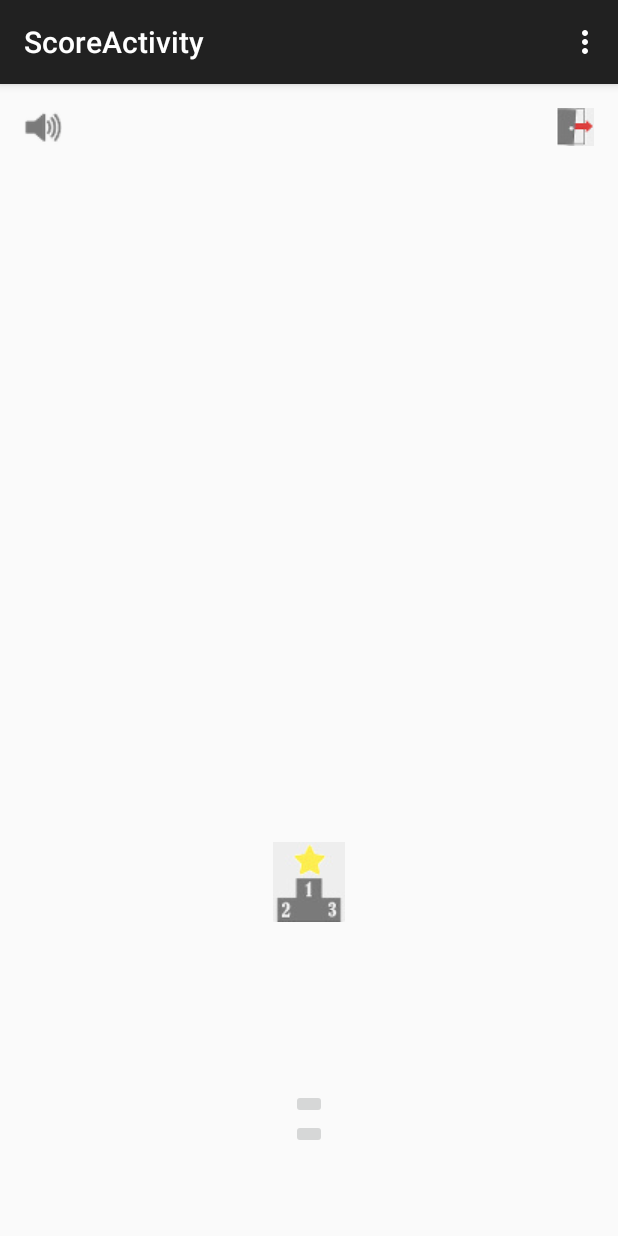
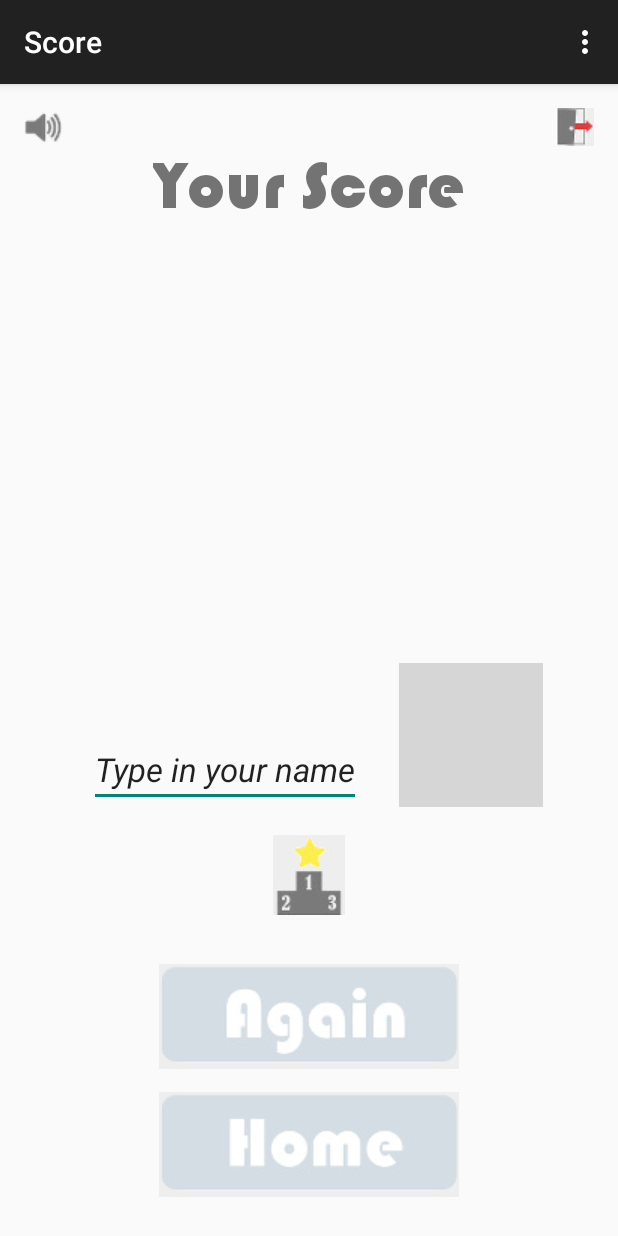
Before and after one commit to Chynn/Confusion, an Android app: the ScoreActivity screen opened directly, with no data from a screen before it, on a phone screen of 412 x 824 dp. Run offline under Robolectric (Android 15) with nearby library versions, the phone set to English and light mode, and no system bars; Roboto replaces fonts that are not available here; 1 statement that could not run was skipped; grey boxes are pictures that could not be loaded.

Commit message:
Added Buttons + Instruction + exitfunction + fonts

```diff
--- a/app/src/main/java/com/example/luuviettrinhle/confusion/GameActivity.java
+++ b/app/src/main/java/com/example/luuviettrinhle/confusion/GameActivity.java
@@ -14,6 +14,7 @@ public class GameActivity extends ActionBarActivity {
         if (v.getId() == R.id.backButton) {
             Intent intent = new Intent(this, StartActivity.class);
             startActivity(intent);
+            finish();
         }
     }
 
--- a/app/src/main/java/com/example/luuviettrinhle/confusion/HighscoreActivity.java
+++ b/app/src/main/java/com/example/luuviettrinhle/confusion/HighscoreActivity.java
@@ -14,6 +14,7 @@ public class HighscoreActivity extends ActionBarActivity {
         if (v.getId() == R.id.backButton) {
             Intent intent = new Intent(this, StartActivity.class);
             startActivity(intent);
+            finish();
         }
     }
 
--- a/app/src/main/java/com/example/luuviettrinhle/confusion/ScoreActivity.java
+++ b/app/src/main/java/com/example/luuviettrinhle/confusion/ScoreActivity.java
@@ -22,6 +22,7 @@ public class ScoreActivity extends ActionBarActivity {
         } else if (v.getId() == R.id.homeButton) {
             Intent intent = new Intent(this, StartActivity.class);
             startActivity(intent);
+            finish();
         }
     }
 
@@ -29,6 +30,14 @@ public class ScoreActivity extends ActionBarActivity {
     protected void onCreate(Bundle savedInstanceState) {
         super.onCreate(savedInstanceState);
         setContentView(R.layout.activity_score);
+
+        Typeface baushausFont = Typeface.createFromAsset(getAssets(), "bauhaus.ttf");
+        TextView sTitle = (TextView)findViewById(R.id.scoreTitle);
+        sTitle.setTypeface(baushausFont);
+
+        Typeface arialFont = Typeface.createFromAsset(getAssets(), "arial.ttf");
+        TextView sInput = (TextView)findViewById(R.id.nameInput);
+        sInput.setTypeface(arialFont);
     }
 
 
--- a/app/src/main/res/layout/activity_score.xml
+++ b/app/src/main/res/layout/activity_score.xml
@@ -4,15 +4,14 @@
     android:paddingRight="@dimen/activity_horizontal_margin"
     android:paddingTop="@dimen/activity_vertical_margin"
     android:paddingBottom="@dimen/activity_vertical_margin"
-    tools:context="com.example.luuviettrinhle.confusion.ScoreActivity"
-    >
+    tools:context="com.example.luuviettrinhle.confusion.ScoreActivity">
 
 
     <ImageButton
-        android:layout_width="wrap_content"
-        android:layout_height="wrap_content"
+        android:layout_width="70dp"
+        android:layout_height="90dp"
         android:id="@+id/highscoreButton"
-        android:layout_marginBottom="193dp"
+        android:layout_marginBottom="180dp"
         android:layout_alignParentBottom="true"
         android:layout_centerHorizontal="true"
         android:onClick="onButtonClick"
@@ -24,17 +23,22 @@
         android:layout_height="wrap_content"
         android:id="@+id/againButton"
         android:onClick="onButtonClick"
+        android:src="@drawable/againbutton"
+        android:background="@null"
         android:layout_above="@+id/homeButton"
-        android:layout_alignStart="@+id/homeButton" />
+        android:layout_alignStart="@+id/homeButton"
+        android:layout_marginBottom="15dp"/>
 
     <ImageButton
         android:layout_width="wrap_content"
         android:layout_height="wrap_content"
         android:id="@+id/homeButton"
         android:onClick="onButtonClick"
+        android:src="@drawable/homebutton"
+        android:background="@null"
         android:layout_alignParentBottom="true"
         android:layout_centerHorizontal="true"
-        android:layout_marginBottom="42dp" />
+        android:layout_marginBottom="10dp" />
 
     <ImageButton
         android:layout_width="wrap_content"
@@ -55,4 +59,33 @@
         android:background="@null"
         android:layout_alignBottom="@id/soundButton"/>
 
+    <EditText
+        android:layout_width="wrap_content"
+        android:layout_height="wrap_content"
+        android:id="@+id/nameInput"
+        android:text="@string/nameInput"
+        android:textSize="22sp"
+        android:layout_above="@+id/highscoreButton"
+        android:layout_alignEnd="@+id/highscoreButton"/>
+
+    <TextView
+        android:layout_width="wrap_content"
+        android:layout_height="wrap_content"
+        android:text="@string/scoreTitle"
+        android:id="@+id/scoreTitle"
+        android:textSize="45sp"
+        android:gravity="center"
+        android:layout_below="@+id/soundButton"
+        android:layout_centerHorizontal="true" />
+
+    <ImageButton
+        android:layout_width="wrap_content"
+        android:layout_height="wrap_content"
+        android:id="@+id/saveButton"
+        android:src="@drawable/okbutton"
+        android:background="@null"
+        android:layout_alignBottom="@+id/nameInput"
+        android:layout_toEndOf="@+id/nameInput"
+        android:layout_marginLeft="25dp"/>
+
 </RelativeLayout>
--- a/app/src/main/res/values/styles.xml
+++ b/app/src/main/res/values/styles.xml
@@ -3,6 +3,7 @@
     <!-- Base application theme. -->
     <style name="AppTheme" parent="Theme.AppCompat.Light.DarkActionBar">
         <!-- Customize your theme here. -->
+
     </style>
 
 </resources>
```
Also changed, not shown: app/src/main/java/com/example/luuviettrinhle/confusion/InstructionActivity.java (+13 -0 lines), app/src/main/java/com/example/luuviettrinhle/confusion/StartActivity.java (+10 -21 lines), app/src/main/res/layout/activity_highscore.xml (+9 -0 lines), app/src/main/res/layout/activity_instruction.xml (+29 -5 lines), app/src/main/res/layout/activity_start.xml (+8 -5 lines), app/src/main/res/values/strings.xml (+12 -5 lines), app/src/main/res/drawable/againbutton.jpg (added), app/src/main/res/drawable/homebutton.jpg (added), app/src/main/res/drawable/playbutton.jpg (added), 1 other file.
